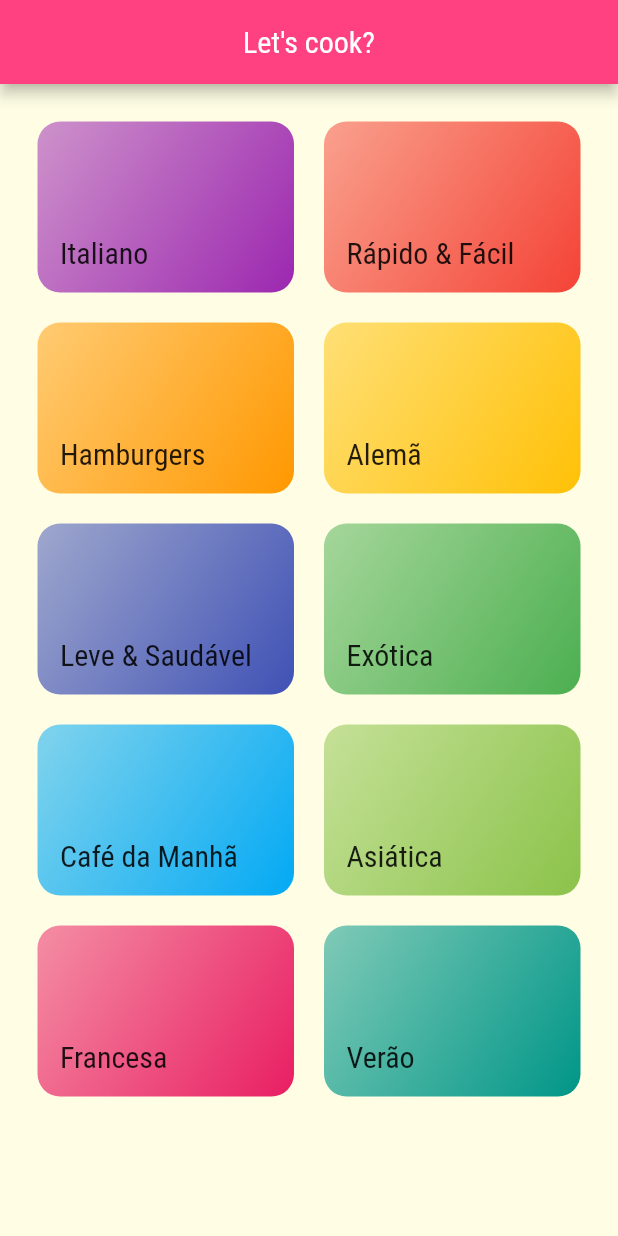
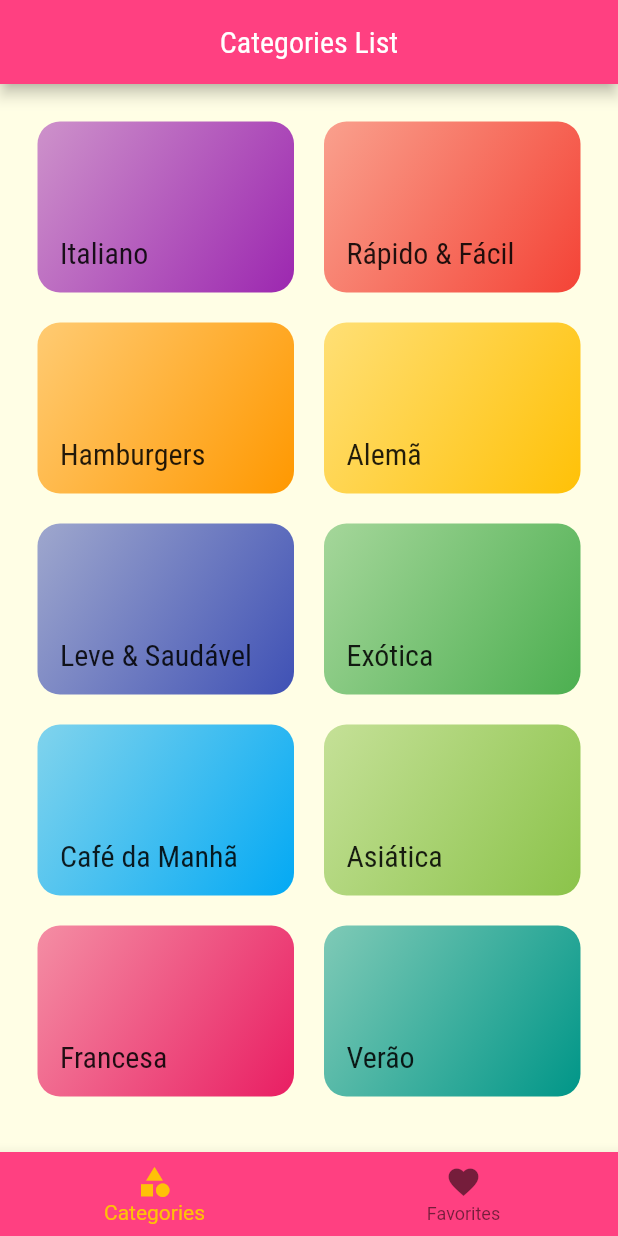
Before and after one commit to caiovcruz/meals, a Flutter app: the screen it shows after launch, on a phone screen of 412 x 824 dp. Run offline on Flutter 3.47's test engine with Material 2 defaults, Android fonts, the phone set to English and light mode, and no system bars.

```diff
--- a/lib/components/category_item.dart
+++ b/lib/components/category_item.dart
@@ -13,7 +13,7 @@ class CategoryItem extends StatelessWidget {
 
   void _selectCategory(BuildContext context) {
     Navigator.of(context).pushNamed(
-      AppRoutes.categoriesMeals,
+      AppRoutes.categoryMeals,
       arguments: category,
     );
   }
--- a/lib/main.dart
+++ b/lib/main.dart
@@ -1,7 +1,10 @@
 import 'package:flutter/material.dart';
+import 'package:meals/screens/category_meal_detail_screen.dart';
 
-import 'screens/categories_meals_screen.dart';
+import 'screens/category_meals_screen.dart';
 import 'screens/categories_screen.dart';
+import 'screens/favorites_screen.dart';
+import 'screens/tabs_screen.dart';
 import 'utils/app_routes.dart';
 
 void main() {
@@ -31,9 +34,11 @@ class MyApp extends StatelessWidget {
             ),
       ),
       routes: {
-        AppRoutes.home: (_) => const CategoriesScreen(),
+        AppRoutes.home: (_) => const TabsScreen(),
         AppRoutes.categories: (_) => const CategoriesScreen(),
-        AppRoutes.categoriesMeals: (_) => const CategoriesMealsScreen(),
+        AppRoutes.categoryMeals: (_) => const CategoryMealsScreen(),
+        AppRoutes.categoryMealDetail: (_) => const CategoryMealDetailScreen(),
+        AppRoutes.favorites: (_) => const FavoritesScreen(),
       },
     );
   }
--- a/lib/screens/categories_screen.dart
+++ b/lib/screens/categories_screen.dart
@@ -8,11 +8,7 @@ class CategoriesScreen extends StatelessWidget {
 
   @override
   Widget build(BuildContext context) {
-    return Scaffold(
-      appBar: AppBar(
-        title: const Text('Let\'s cook?'),
-      ),
-      body: GridView(
+    return GridView(
       padding: const EdgeInsets.all(25),
       gridDelegate: const SliverGridDelegateWithMaxCrossAxisExtent(
         maxCrossAxisExtent: 200,
@@ -25,7 +21,6 @@ class CategoriesScreen extends StatelessWidget {
           category: cat,
         );
       }).toList(),
-      ),
     );
   }
 }
--- /dev/null
+++ b/lib/screens/tabs_screen.dart
@@ -0,0 +1,47 @@
+import 'package:flutter/material.dart';
+
+import 'categories_screen.dart';
+import 'favorites_screen.dart';
+
+class TabsScreen extends StatefulWidget {
+  const TabsScreen({Key? key}) : super(key: key);
+
+  @override
+  State<TabsScreen> createState() => _TabsScreenState();
+}
+
+class _TabsScreenState extends State<TabsScreen> {
+  int _selectedScreenIndex = 0;
+  final List<Map<String, Object>> _screens = const [
+    {'title': 'Categories List', 'screen': CategoriesScreen()},
+    {'title': 'My Favorites', 'screen': FavoritesScreen()},
+  ];
+
+  _selectScreen(int index) {
+    setState(() {
+      _selectedScreenIndex = index;
+    });
+  }
+
+  @override
+  Widget build(BuildContext context) {
+    return Scaffold(
+      appBar: AppBar(
+        title: Text(_screens[_selectedScreenIndex]['title'] as String),
+      ),
+      body: _screens[_selectedScreenIndex]['screen'] as Widget,
+      bottomNavigationBar: BottomNavigationBar(
+        currentIndex: _selectedScreenIndex,
+        onTap: _selectScreen,
+        backgroundColor: Theme.of(context).colorScheme.primary,
+        selectedItemColor: Theme.of(context).colorScheme.secondary,
+        items: const [
+          BottomNavigationBarItem(
+              icon: Icon(Icons.category), label: 'Categories'),
+          BottomNavigationBarItem(
+              icon: Icon(Icons.favorite), label: 'Favorites'),
+        ],
+      ),
+    );
+  }
+}
--- a/lib/utils/app_routes.dart
+++ b/lib/utils/app_routes.dart
@@ -1,5 +1,7 @@
 class AppRoutes {
   static const home = '/';
   static const categories = 'categories';
-  static const categoriesMeals = 'categories-meals';
+  static const categoryMeals = 'category-meals';
+  static const categoryMealDetail = 'category-meal-detail';
+  static const favorites = 'favorites';
 }
```
Also changed, not shown: lib/components/category_meal_item.dart (renamed from lib/components/meal_item.dart, +10 -6 lines), lib/screens/category_meal_detail_screen.dart (added, +101 -0 lines), lib/screens/category_meals_screen.dart (renamed from lib/screens/categories_meals_screen.dart, +4 -4 lines), lib/screens/favorites_screen.dart (added, +12 -0 lines). Lines whose indentation alone changed are shown as unchanged.
